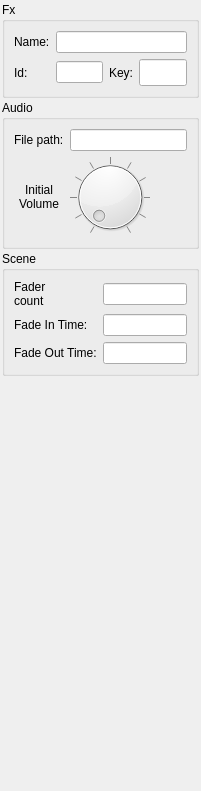
First picture: the form in StageRunner/gui/fxitempropertywidget.ui, repository Pit1966/StageRunner, before the edit.
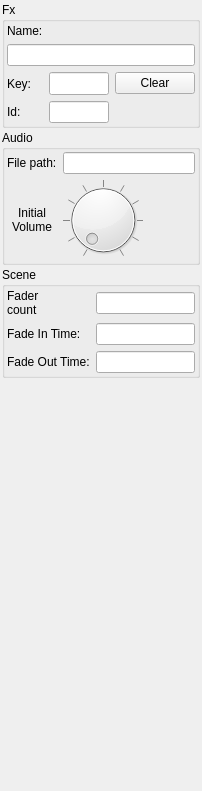
Second picture: the form after the edit. Custom widgets are drawn as their Qt base class.

Patch:
```diff
--- a/StageRunner/gui/fxitempropertywidget.ui
+++ b/StageRunner/gui/fxitempropertywidget.ui
@@ -45,63 +45,96 @@
       <string>Fx</string>
      </property>
      <layout class="QGridLayout" name="gridLayout">
-      <item row="0" column="0">
-       <widget class="QLabel" name="nameLabel">
-        <property name="text">
-         <string>Name:</string>
-        </property>
-       </widget>
-      </item>
-      <item row="1" column="0">
-       <widget class="QLabel" name="idLabel">
-        <property name="text">
-         <string>Id:</string>
-        </property>
-       </widget>
-      </item>
-      <item row="1" column="1">
-       <widget class="QLineEdit" name="idEdit">
-        <property name="maximumSize">
-         <size>
-          <width>50</width>
-          <height>16777215</height>
-         </size>
-        </property>
-        <property name="readOnly">
-         <bool>true</bool>
-        </property>
-       </widget>
-      </item>
-      <item row="1" column="2">
-       <widget class="QLabel" name="keyLabel">
-        <property name="text">
-         <string>Key:</string>
-        </property>
-       </widget>
-      </item>
-      <item row="1" column="3">
+      <property name="leftMargin">
+       <number>2</number>
+      </property>
+      <property name="topMargin">
+       <number>2</number>
+      </property>
+      <property name="rightMargin">
+       <number>2</number>
+      </property>
+      <property name="bottomMargin">
+       <number>2</number>
+      </property>
+      <item row="2" column="1">
        <widget class="PsLineEdit" name="keyEdit">
-        <property name="maximumSize">
+        <property name="minimumSize">
          <size>
-          <width>50</width>
-          <height>16777215</height>
+          <width>60</width>
+          <height>0</height>
          </size>
         </property>
         <property name="font">
          <font>
-          <pointsize>12</pointsize>
+          <pointsize>10</pointsize>
+          <weight>75</weight>
+          <bold>true</bold>
          </font>
         </property>
         <property name="maxLength">
-         <number>2</number>
+         <number>10</number>
         </property>
         <property name="frame">
          <bool>true</bool>
         </property>
        </widget>
       </item>
-      <item row="0" column="1" colspan="3">
-       <widget class="QLineEdit" name="nameEdit"/>
+      <item row="0" column="0">
+       <widget class="QLabel" name="nameLabel">
+        <property name="text">
+         <string>Name:</string>
+        </property>
+       </widget>
+      </item>
+      <item row="2" column="0">
+       <widget class="QLabel" name="keyLabel">
+        <property name="text">
+         <string>Key:</string>
+        </property>
+       </widget>
+      </item>
+      <item row="3" column="0">
+       <widget class="QLabel" name="idLabel">
+        <property name="text">
+         <string>Id:</string>
+        </property>
+       </widget>
+      </item>
+      <item row="3" column="1">
+       <widget class="PsLineEdit" name="idEdit">
+        <property name="minimumSize">
+         <size>
+          <width>60</width>
+          <height>0</height>
+         </size>
+        </property>
+        <property name="maximumSize">
+         <size>
+          <width>50</width>
+          <height>16777215</height>
+         </size>
+        </property>
+        <property name="readOnly">
+         <bool>true</bool>
+        </property>
+       </widget>
+      </item>
+      <item row="2" column="2">
+       <widget class="QPushButton" name="keyClearButton">
+        <property name="sizePolicy">
+         <sizepolicy hsizetype="Minimum" vsizetype="Fixed">
+          <horstretch>0</horstretch>
+          <verstretch>0</verstretch>
+         </sizepolicy>
+        </property>
+        <property name="text">
+         <string>Clear</string>
+        </property>
+       </widget>
+      </item>
+      <item row="1" column="0" colspan="3">
+       <widget class="PsLineEdit" name="nameEdit"/>
       </item>
      </layout>
     </widget>
@@ -112,27 +145,21 @@
       <string>Audio</string>
      </property>
      <layout class="QGridLayout" name="gridLayout_2">
-      <item row="1" column="0">
-       <widget class="QLabel" name="label">
-        <property name="text">
-         <string>Initial
-Volume</string>
-        </property>
-        <property name="alignment">
-         <set>Qt::AlignCenter</set>
-        </property>
-       </widget>
-      </item>
+      <property name="leftMargin">
+       <number>2</number>
+      </property>
+      <property name="topMargin">
+       <number>2</number>
+      </property>
+      <property name="rightMargin">
+       <number>2</number>
+      </property>
+      <property name="bottomMargin">
+       <number>2</number>
+      </property>
       <item row="0" column="1">
        <widget class="PsLineEdit" name="audioFilePathEdit"/>
       </item>
-      <item row="0" column="0">
-       <widget class="QLabel" name="audioFilePathLabel">
-        <property name="text">
-         <string>File path:</string>
-        </property>
-       </widget>
-      </item>
       <item row="1" column="1">
        <widget class="qsynthKnob" name="initialVolDial">
         <property name="maximumSize">
@@ -152,6 +179,24 @@
         </property>
        </widget>
       </item>
+      <item row="0" column="0">
+       <widget class="QLabel" name="audioFilePathLabel">
+        <property name="text">
+         <string>File path:</string>
+        </property>
+       </widget>
+      </item>
+      <item row="1" column="0">
+       <widget class="QLabel" name="label">
+        <property name="text">
+         <string>Initial
+Volume</string>
+        </property>
+        <property name="alignment">
+         <set>Qt::AlignCenter</set>
+        </property>
+       </widget>
+      </item>
      </layout>
     </widget>
    </item>
@@ -161,11 +206,23 @@
       <string>Scene</string>
      </property>
      <layout class="QGridLayout" name="gridLayout_3">
+      <property name="leftMargin">
+       <number>2</number>
+      </property>
+      <property name="topMargin">
+       <number>2</number>
+      </property>
+      <property name="rightMargin">
+       <number>2</number>
+      </property>
+      <property name="bottomMargin">
+       <number>2</number>
+      </property>
       <item row="1" column="1">
-       <widget class="QLineEdit" name="fadeInTimeEdit"/>
+       <widget class="PsLineEdit" name="fadeInTimeEdit"/>
       </item>
       <item row="0" column="1">
-       <widget class="QLineEdit" name="faderCountEdit"/>
+       <widget class="PsLineEdit" name="faderCountEdit"/>
       </item>
       <item row="0" column="0">
        <widget class="QLabel" name="faderCountLabel">
@@ -179,7 +236,7 @@
        </widget>
       </item>
       <item row="2" column="1">
-       <widget class="QLineEdit" name="fadeOutTimeEdit"/>
+       <widget class="PsLineEdit" name="fadeOutTimeEdit"/>
       </item>
       <item row="1" column="0">
        <widget class="QLabel" name="fadeInTimeLabel">
@@ -214,16 +271,16 @@
   </layout>
  </widget>
  <customwidgets>
-  <customwidget>
-   <class>qsynthKnob</class>
-   <extends>QDial</extends>
-   <header>thirdparty/widget/qsynthknob.h</header>
-  </customwidget>
   <customwidget>
    <class>PsLineEdit</class>
    <extends>QLineEdit</extends>
    <header>customwidget/pslineedit.h</header>
   </customwidget>
+  <customwidget>
+   <class>qsynthKnob</class>
+   <extends>QDial</extends>
+   <header>thirdparty/widget/qsynthknob.h</header>
+  </customwidget>
  </customwidgets>
  <resources/>
  <connections/>
```
